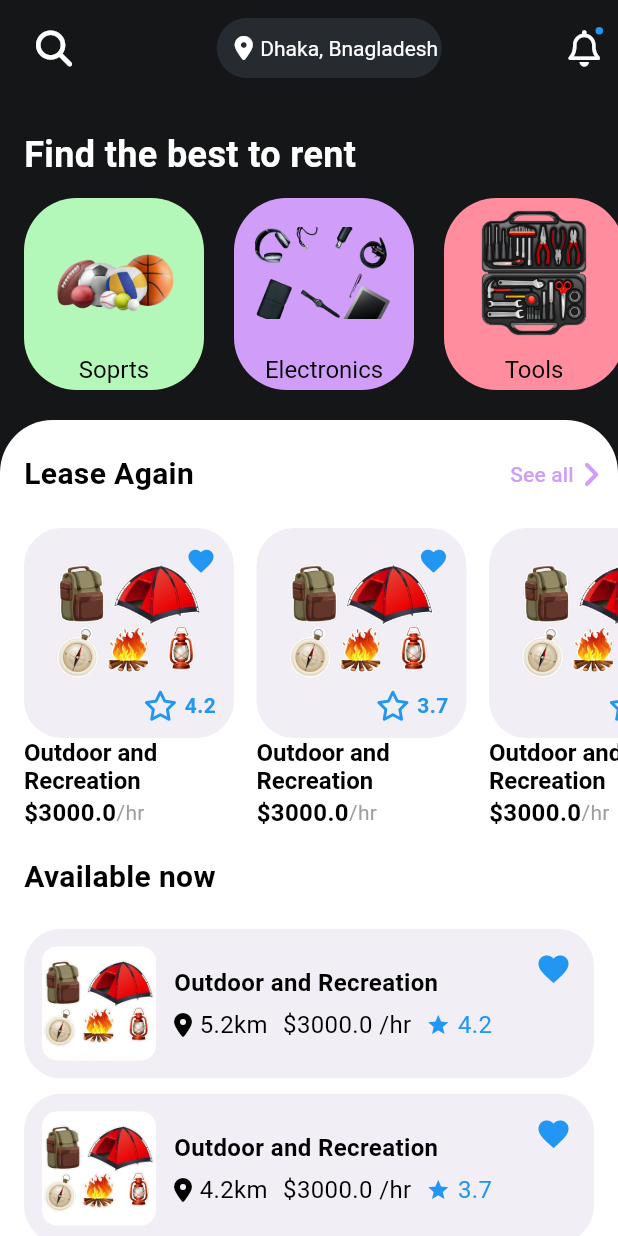
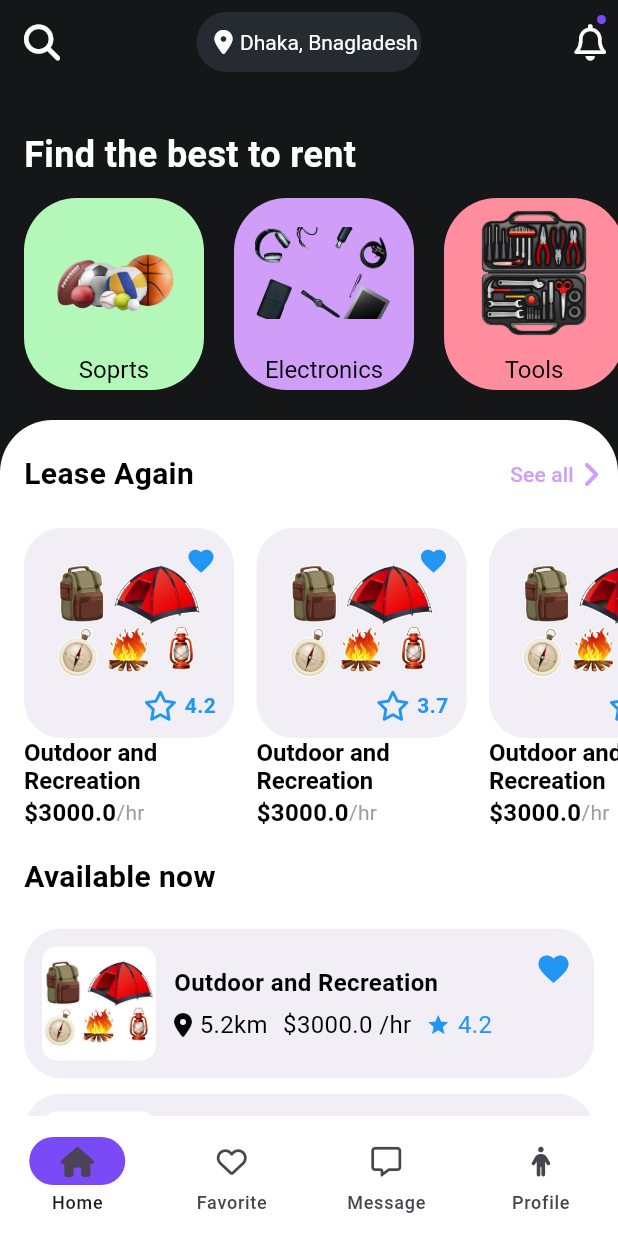
Before and after one commit to zahid2873/renting_app, a Flutter app: the screen it shows after launch, on a phone screen of 412 x 824 dp. Run offline on Flutter 3.47's test engine with Material 3 defaults, Android fonts, the phone set to English and light mode, and no system bars; our stand-ins replace font_awesome_flutter, go_router.

Commit message:
updated on item_details
1. updated on custom app bar
2. added owners details
3. added payment category

```diff
--- a/lib/model/item_model.dart
+++ b/lib/model/item_model.dart
@@ -2,6 +2,7 @@ class ItemModel {
   String? itemId;
   String? ownerId;
   String? ownerName;
+  String? ownerImg;
   String? productName;
   String? productImg;
   double? pricePerHour;
@@ -17,6 +18,7 @@ class ItemModel {
       {this.itemId,
       this.ownerId,
       this.ownerName,
+      this.ownerImg,
       this.productName,
       this.productImg,
       this.pricePerHour,
@@ -42,6 +44,7 @@ List<ItemModel> itemList = [
       ownerId: "1",
       ownerName: "Mahdi",
       productName: "Outdoor and Recreation",
+      ownerImg: "https://encrypted-tbn0.gstatic.com/images?q=tbn:ANd9GcReJlZqg8h_KEyGmrr6wcjHmxxz6XYL14oX5w&usqp=CAU",
       productImg: "assets/category/outdoors_RecreationRb.png",
       pricePerHour: 3000,
       pricePerDay: 100,
@@ -131,6 +134,7 @@ List<ItemModel> itemList = [
       itemId: "03",
       ownerId: "3",
       ownerName: "Mahdi",
+      ownerImg: "https://encrypted-tbn0.gstatic.com/images?q=tbn:ANd9GcReJlZqg8h_KEyGmrr6wcjHmxxz6XYL14oX5w&usqp=CAU",
       productName: "Outdoor and Recreation",
       productImg: "assets/category/outdoors_RecreationRb.png",
       pricePerDay: 100,
--- a/lib/screen/common/bottom_navigation_bar.dart
+++ b/lib/screen/common/bottom_navigation_bar.dart
@@ -1,64 +1,65 @@
-// import 'package:flutter/material.dart';
-// import 'package:font_awesome_flutter/font_awesome_flutter.dart';
-// import 'package:renting_app/constants/colorPalette.dart';
+import 'package:flutter/material.dart';
+import 'package:font_awesome_flutter/font_awesome_flutter.dart';
+import 'package:renting_app/constants/color_palette.dart';
 
-// class CustomBottomNavigationBar extends StatefulWidget {
-//   const CustomBottomNavigationBar({super.key});
+class CustomBottomNavigationBar extends StatefulWidget {
+  const CustomBottomNavigationBar({super.key});
 
-//   @override
-//   State<CustomBottomNavigationBar> createState() =>
-//       _CustomBottomNavigationBarState();
-// }
+  @override
+  State<CustomBottomNavigationBar> createState() =>
+      _CustomBottomNavigationBarState();
+}
 
-// class _CustomBottomNavigationBarState extends State<CustomBottomNavigationBar> {
-//   int currentIndex = 0;
-//   @override
-//   Widget build(BuildContext context) {
-//     return NavigationBar(
-//         backgroundColor: ColorPalette.white,
-//         onDestinationSelected: (index) {
-//           setState(() {
-//             currentIndex = index;
-//           });
-//         },
-//         selectedIndex: currentIndex,
-//         indicatorColor: ColorPalette.blue,
-//         destinations: const [
-//           NavigationDestination(
-//             label: "Home",
-//             icon: FaIcon(
-//               FontAwesomeIcons.house,
-//               size: 20,
-//             ),
-//           ),
-//           NavigationDestination(
-//             label: "Favorite",
-//             icon: FaIcon(
-//               FontAwesomeIcons.heart,
-//               size: 20,
-//             ),
-//           ),
-//           NavigationDestination(
-//             label: "Add",
-//             icon: FaIcon(
-//               FontAwesomeIcons.plus,
-//               size: 20,
-//             ),
-//           ),
-//           NavigationDestination(
-//             label: "Message",
-//             icon: FaIcon(
-//               FontAwesomeIcons.message,
-//               size: 20,
-//             ),
-//           ),
-//           NavigationDestination(
-//             label: "Profile",
-//             icon: FaIcon(
-//               FontAwesomeIcons.person,
-//               size: 20,
-//             ),
-//           )
-//         ]);
-//   }
-// }
+class _CustomBottomNavigationBarState extends State<CustomBottomNavigationBar> {
+  int currentIndex = 0;
+  @override
+  Widget build(BuildContext context) {
+    return NavigationBar(
+        backgroundColor: Colors.white,
+        surfaceTintColor: Colors.transparent,
+        onDestinationSelected: (index) {
+          setState(() {
+            //currentIndex = index;
+          });
+        },
+        selectedIndex: currentIndex,
+        indicatorColor: ColorPalette.blue,
+        destinations: const [
+          NavigationDestination(
+            label: "Home",
+            icon: FaIcon(
+              FontAwesomeIcons.house,
+              size: 20,
+            ),
+          ),
+          NavigationDestination(
+            label: "Favorite",
+            icon: FaIcon(
+              FontAwesomeIcons.heart,
+              size: 20,
+            ),
+          ),
+          // NavigationDestination(
+          //   label: "Add",
+          //   icon: FaIcon(
+          //     FontAwesomeIcons.plus,
+          //     size: 20,
+          //   ),
+          // ),
+          NavigationDestination(
+            label: "Message",
+            icon: FaIcon(
+              FontAwesomeIcons.message,
+              size: 20,
+            ),
+          ),
+          NavigationDestination(
+            label: "Profile",
+            icon: FaIcon(
+              FontAwesomeIcons.person,
+              size: 20,
+            ),
+          )
+        ]);
+  }
+}
--- a/lib/screen/home/home.dart
+++ b/lib/screen/home/home.dart
@@ -1,8 +1,11 @@
 import 'package:flutter/material.dart';
+import 'package:font_awesome_flutter/font_awesome_flutter.dart';
 import 'package:renting_app/constants/color_palette.dart';
+import 'package:renting_app/screen/common/bottom_navigation_bar.dart';
 import 'package:renting_app/screen/home/available_list.dart';
 import 'package:renting_app/screen/home/lease_list.dart';
 import 'package:renting_app/screen/home/rent_categories.dart';
+import 'package:renting_app/utils/textStyle.dart';
 import 'package:renting_app/widget/customAppBar.dart';
 
 class HomeScreen extends StatelessWidget {
@@ -13,12 +16,34 @@ class HomeScreen extends StatelessWidget {
     return SafeArea(
       child: Scaffold(
         backgroundColor: ColorPalette.black,
+        appBar: CustomAppBar(
+          backgroundColor: Colors.transparent,
+          centerTitle: true,
+          leading: IconButton(
+            onPressed: () {},
+            icon: const FaIcon(
+              FontAwesomeIcons.magnifyingGlass,
+              color: ColorPalette.white,
+              size: 24,
+            ),
+          ),
+          title: const AppBarTitle(),
+          action: const Badge(
+            alignment: Alignment(1, -1.5),
+            backgroundColor: ColorPalette.blue,
+            child: FaIcon(
+              FontAwesomeIcons.bell,
+              color: ColorPalette.white,
+              size: 24,
+            ),
+          ),
+        ),
+        bottomNavigationBar: const CustomBottomNavigationBar(),
         body: SingleChildScrollView(
           physics: const BouncingScrollPhysics(),
           child: Column(
             crossAxisAlignment: CrossAxisAlignment.start,
             children: [
-              const CustomHomeAppBar(),
               const RentCategories(),
               Container(
                 padding: const EdgeInsets.only(top: 12, left: 16),
@@ -41,3 +66,39 @@ class HomeScreen extends StatelessWidget {
     );
   }
 }
+
+class AppBarTitle extends StatelessWidget {
+  const AppBarTitle({super.key});
+
+  @override
+  Widget build(BuildContext context) {
+    return Container(
+      padding: const EdgeInsets.only(left: 12),
+      height: 40,
+      width: 150,
+      decoration: const BoxDecoration(
+          color: ColorPalette.blackWithOpacity,
+          borderRadius: BorderRadius.all(Radius.circular(20))),
+      child: Row(
+        children: [
+          const FaIcon(
+            FontAwesomeIcons.locationDot,
+            color: ColorPalette.white,
+            size: 16,
+          ),
+          const SizedBox(width: 5),
+          Expanded(
+            child: RichText(
+              text: const TextSpan(
+                text: "Dhaka, Bnagladesh",
+                style: FontStyle.labelMedium,
+              ),
+              maxLines: 1,
+              overflow: TextOverflow.fade,
+            ),
+          ),
+        ],
+      ),
+    );
+  }
+}
--- a/lib/widget/customAppBar.dart
+++ b/lib/widget/customAppBar.dart
@@ -1,75 +1,38 @@
 import 'package:flutter/material.dart';
-import 'package:font_awesome_flutter/font_awesome_flutter.dart';
-import 'package:renting_app/constants/color_palette.dart';
-import 'package:renting_app/utils/textStyle.dart';
 
-class CustomHomeAppBar extends StatelessWidget {
-  const CustomHomeAppBar({super.key});
-
+class CustomAppBar extends StatelessWidget implements PreferredSizeWidget {
+  const CustomAppBar(
+      {Key? key,
+      this.leading,
+      this.title,
+      this.backgroundColor,
+      this.action,
+      this.centerTitle})
+      : preferredSize = const Size.fromHeight(kToolbarHeight),
+        super(key: key);
+  final Widget? leading;
+  final Widget? title;
+  final Widget? action;
+  final bool? centerTitle;
+  final Size preferredSize;
+  final Color? backgroundColor;
   @override
   Widget build(BuildContext context) {
-    return Stack(
-      children: [
+    return AppBar(
+      automaticallyImplyLeading: false,
+      leading: leading,
+      title: title,
+      centerTitle: centerTitle,
+      actions: [
         Padding(
-          padding: const EdgeInsets.only(left: 12, top: 8, right: 12),
-          child: Row(
-              crossAxisAlignment: CrossAxisAlignment.center,
-              mainAxisAlignment: MainAxisAlignment.spaceBetween,
-              children: [
-                IconButton(
-                  onPressed: () {},
-                  icon: const FaIcon(
-                    FontAwesomeIcons.magnifyingGlass,
-                    color: ColorPalette.white,
-                    size: 24,
-                  ),
-                ),
-                Container(
-                  padding: const EdgeInsets.only(left: 12),
-                  height: 40,
-                  width: 150,
-                  decoration: const BoxDecoration(
-                      color: ColorPalette.blackWithOpacity,
-                      borderRadius: BorderRadius.all(Radius.circular(20))),
-                  child: Row(
-                    children: [
-                      const FaIcon(
-                        FontAwesomeIcons.locationDot,
-                        color: ColorPalette.white,
-                        size: 16,
-                      ),
-                      const SizedBox(width: 5),
-                      Expanded(
-                        child: RichText(
-                          text: const TextSpan(
-                            text: "Dhaka, Bnagladesh",
-                            style: FontStyle.labelMedium,
-                          ),
-                          maxLines: 1,
-                          overflow: TextOverflow.fade,
-                        ),
-                      ),
-                    ],
-                  ),
-                ),
-                const FaIcon(
-                  FontAwesomeIcons.bell,
-                  color: ColorPalette.white,
-                  size: 24,
-                )
-              ]),
-        ),
-        Positioned(
-          top: 18,
-          right: 10,
-          child: Container(
-            height: 5,
-            width: 5,
-            decoration: BoxDecoration(
-                color: Colors.blue, borderRadius: BorderRadius.circular(50)),
-          ),
-        )
+            padding: const EdgeInsets.only(right: 8),
+            child: action ?? const SizedBox())
       ],
+      elevation: 0,
+      scrolledUnderElevation: 2,
+      iconTheme: Theme.of(context).iconTheme,
+      backgroundColor: backgroundColor ?? Theme.of(context).canvasColor,
+      surfaceTintColor: Colors.transparent,
     );
   }
 }
```
Also changed, not shown: lib/screen/details/item_details.dart (+16 -8 lines), lib/screen/details/owners_details.dart (added, +72 -0 lines), lib/screen/details/payment_category.dart (added, +41 -0 lines).
